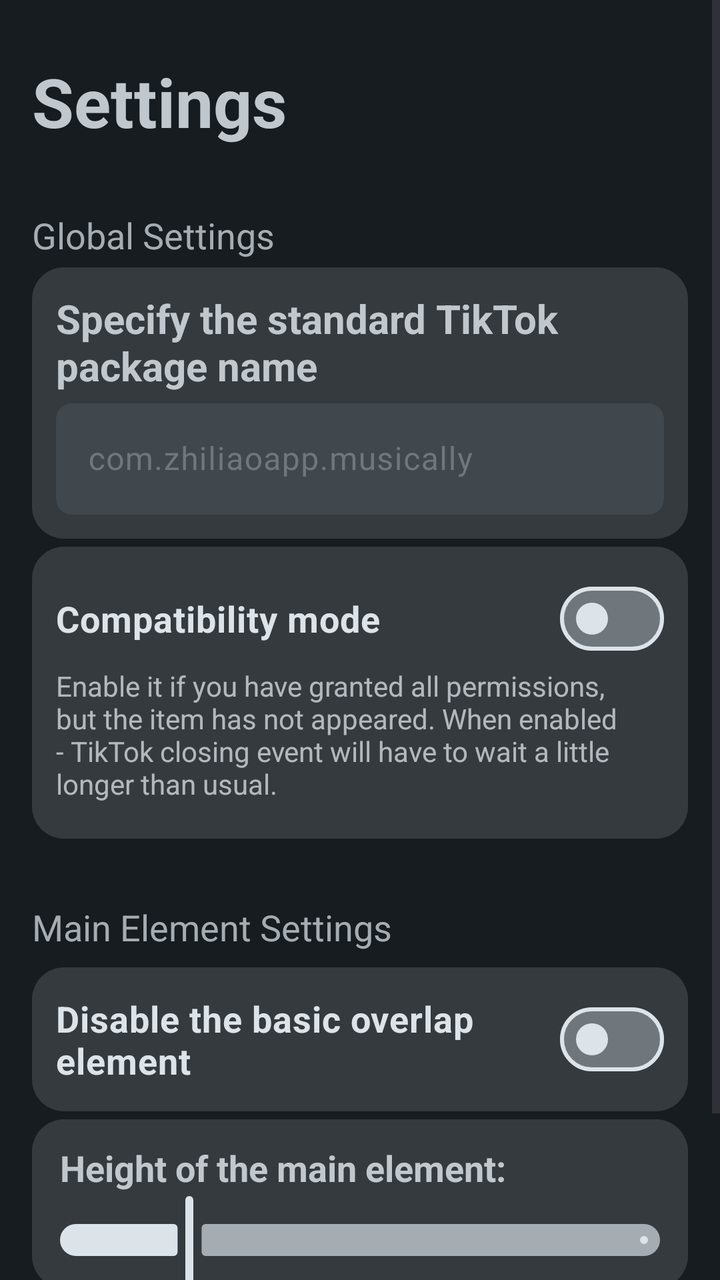
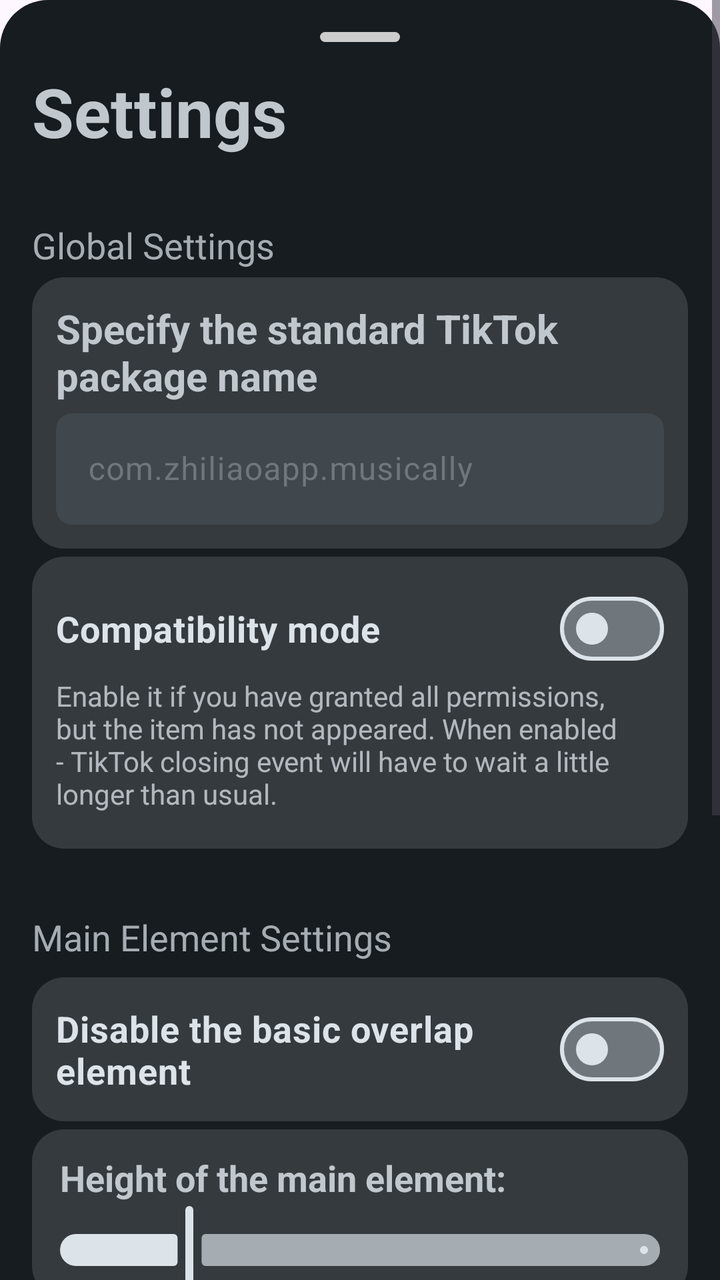

An Android layout rendered at two revisions. The XML below is the earlier revision; the diff shows what the commit changed to produce the second picture.
<!-- AndroidManifest.xml: application theme Theme.TikTokAntiBurn -->
<!-- res/layout/activity_burn_settings.xml -->
<?xml version="1.0" encoding="utf-8"?>
<androidx.constraintlayout.widget.ConstraintLayout xmlns:android="http://schemas.android.com/apk/res/android"
    xmlns:app="http://schemas.android.com/apk/res-auto"
    xmlns:tools="http://schemas.android.com/tools"
    android:id="@+id/main"
    android:layout_width="match_parent"
    android:layout_height="match_parent"
    android:background="@color/ButtonForeground"
    tools:context=".BurnSettings">

    <ScrollView
        android:layout_width="match_parent"
        android:layout_height="match_parent">

        <LinearLayout
            android:layout_width="match_parent"
            android:layout_height="wrap_content"
            android:animateLayoutChanges="true"
            android:orientation="vertical"
            android:padding="16dp">

            <TextView
                android:id="@+id/textView6"
                android:layout_width="match_parent"
                android:layout_height="wrap_content"
                android:paddingTop="12dp"
                android:paddingBottom="12dp"
                android:text="@string/fastSettings"
                android:textColor="@color/ButtonBackdround"
                android:textSize="34sp"
                android:textStyle="bold" />

            <TextView
                android:id="@+id/textView7"
                android:layout_width="match_parent"
                android:layout_height="wrap_content"
                android:paddingTop="20dp"
                android:paddingBottom="4dp"
                android:text="@string/GlobalSettingsDivide"
                android:textColor="@color/SeekBackdround"
                android:textSize="18sp" />

            <androidx.constraintlayout.widget.ConstraintLayout
                android:id="@+id/constraintLayout2"
                android:layout_width="match_parent"
                android:layout_height="match_parent"
                android:background="@drawable/fast_setting_bg"
                android:padding="12dp">

                <TextView
                    android:id="@+id/textView5"
                    android:layout_width="match_parent"
                    android:layout_height="wrap_content"
                    android:text="@string/packetnamedescription"
                    android:textColor="@color/ButtonBackdround"
                    android:textSize="20sp"
                    android:textStyle="bold"
                    app:layout_constraintStart_toStartOf="parent"
                    app:layout_constraintTop_toTopOf="parent" />

                <com.google.android.material.textfield.TextInputLayout
                    android:id="@+id/PacketName"
                    android:layout_width="match_parent"
                    android:layout_height="wrap_content"
                    android:textColorHint="@color/MID"
                    app:boxBackgroundColor="@color/DarkABit"
                    app:boxCornerRadiusBottomEnd="8dp"
                    app:boxCornerRadiusBottomStart="8dp"
                    app:boxCornerRadiusTopEnd="8dp"
                    app:boxCornerRadiusTopStart="8dp"
                    app:boxStrokeColor="@color/SeekBackdround"
                    app:boxStrokeWidth="0dp"
                    app:cursorColor="@color/ButtonBackdround"
                    app:helperTextEnabled="false"
                    app:hintTextColor="@color/ButtonBackdround"
                    app:layout_constraintTop_toBottomOf="@+id/textView5"
                    tools:layout_editor_absoluteX="12dp">

                    <com.google.android.material.textfield.TextInputEditText
                        android:id="@+id/TriggerPacketName"
                        android:layout_width="match_parent"
                        android:layout_height="wrap_content"
                        android:hint="com.zhiliaoapp.musically"
                        android:imeOptions="actionDone|actionNext"
                        android:inputType="text"
                        android:maxLines="1"
                        android:textColor="@color/ButtonBackdround" />

                </com.google.android.material.textfield.TextInputLayout>
            </androidx.constraintlayout.widget.ConstraintLayout>

            <androidx.constraintlayout.widget.ConstraintLayout
                android:id="@+id/SomeSetting4"
                android:layout_width="match_parent"
                android:layout_height="wrap_content"
                android:layout_marginTop="4dp"
                android:background="@drawable/fast_setting_bg"
                android:padding="12dp">

                <com.google.android.material.materialswitch.MaterialSwitch
                    android:id="@+id/OptimalSwitcher"
                    android:layout_width="0dp"
                    android:layout_height="wrap_content"
                    android:checked="false"
                    android:text="@string/OptimalSwitchTitle"
                    android:textColor="@color/SeekBackdroundFilled"
                    android:textSize="18sp"
                    android:textStyle="bold"
                    app:layout_constraintEnd_toEndOf="parent"
                    app:layout_constraintHorizontal_bias="0.0"
                    app:layout_constraintStart_toStartOf="parent"
                    app:layout_constraintTop_toTopOf="parent"
                    app:thumbTint="@color/SeekBackdroundFilled"
                    app:trackDecorationTint="@color/SeekBackdroundFilled"
                    app:trackTint="@color/MID" />

                <TextView
                    android:id="@+id/textView4"
                    android:layout_width="wrap_content"
                    android:layout_height="wrap_content"
                    android:alpha="0.75"
                    android:paddingBottom="6dp"
                    android:text="@string/OptimalSwitchDescription"
                    android:textColor="@color/SeekBackdroundFilled"
                    app:layout_constraintStart_toStartOf="@+id/OptimalSwitcher"
                    app:layout_constraintTop_toBottomOf="@+id/OptimalSwitcher" />


            </androidx.constraintlayout.widget.ConstraintLayout>

            <TextView
                android:id="@+id/textView8"
                android:layout_width="match_parent"
                android:layout_height="wrap_content"
                android:paddingTop="32dp"
                android:paddingBottom="4dp"
                android:text="@string/MainElementSettingsDivide"
                android:textColor="@color/SeekBackdround"
                android:textSize="18sp" />

            <androidx.constraintlayout.widget.ConstraintLayout
                android:id="@+id/SomeSetting3"
                android:layout_width="match_parent"
                android:layout_height="wrap_content"
                android:layout_marginTop="4dp"
                android:background="@drawable/fast_setting_bg"
                android:padding="12dp">

                <com.google.android.material.materialswitch.MaterialSwitch
                    android:id="@+id/MinifiedVersion"
                    android:layout_width="0dp"
                    android:layout_height="match_parent"
                    android:checked="false"
                    android:text="@string/MinifiedStatus"
                    android:textColor="@color/SeekBackdroundFilled"
                    android:textSize="18sp"
                    android:textStyle="bold"
                    app:layout_constraintBottom_toBottomOf="parent"
                    app:layout_constraintEnd_toEndOf="parent"
                    app:layout_constraintStart_toStartOf="parent"
                    app:layout_constraintTop_toTopOf="parent"
                    app:thumbTint="@color/SeekBackdroundFilled"
                    app:trackDecorationTint="@color/SeekBackdroundFilled"
                    app:trackTint="@color/MID" />


            </androidx.constraintlayout.widget.ConstraintLayout>

            <androidx.constraintlayout.widget.ConstraintLayout
                android:id="@+id/SomeSetting"
                android:layout_width="match_parent"
                android:layout_height="wrap_content"
                android:layout_marginTop="4dp"
                android:animateLayoutChanges="true"
                android:background="@drawable/fast_setting_bg"
                android:paddingTop="12dp">

                <TextView
                    android:id="@+id/textView"
                    android:layout_width="wrap_content"
                    android:layout_height="wrap_content"
                    android:layout_marginLeft="14dp"
                    android:text="@string/fastSettingsMainFlowtingWindow"
                    android:textColor="@color/ButtonBackdround"
                    android:textSize="18sp"
                    android:textStyle="bold"
                    app:layout_constraintStart_toStartOf="@+id/slider"
                    app:layout_constraintTop_toTopOf="parent" />

                <com.google.android.material.slider.Slider
                    android:id="@+id/slider"
                    android:layout_width="match_parent"
                    android:layout_height="wrap_content"
                    android:contentDescription="Setup a height of popup"
                    android:value="20.0"
                    android:valueFrom="0.0"
                    android:valueTo="100.0"
                    app:layout_constraintEnd_toEndOf="parent"
                    app:layout_constraintStart_toStartOf="parent"
                    app:layout_constraintTop_toBottomOf="@+id/textView"
                    app:thumbColor="@color/SeekBackdroundFilled"
                    app:trackColorActive="@color/SeekBackdroundFilled"
                    app:trackColorInactive="@color/SeekBackdround"
                    tools:tickColorInactive="#00000000" />
            </androidx.constraintlayout.widget.ConstraintLayout>

            <androidx.constraintlayout.widget.ConstraintLayout
                android:id="@+id/SomeSetting2"
                android:layout_width="match_parent"
                android:layout_height="wrap_content"
                android:layout_marginTop="4dp"
                android:background="@drawable/fast_setting_bg"
                android:padding="12dp">

                <com.google.android.material.materialswitch.MaterialSwitch
                    android:id="@+id/TheSwitchingTool"
                    android:layout_width="0dp"
                    android:layout_height="match_parent"
                    android:checked="false"
                    android:text="@string/fastSettingsGoneOnclick"
                    android:textColor="@color/SeekBackdroundFilled"
                    android:textSize="18sp"
                    android:textStyle="bold"
                    app:layout_constraintBottom_toBottomOf="parent"
                    app:layout_constraintEnd_toEndOf="parent"
                    app:layout_constraintStart_toStartOf="parent"
                    app:layout_constraintTop_toTopOf="parent"
                    app:thumbTint="@color/SeekBackdroundFilled"
                    app:trackDecorationTint="@color/SeekBackdroundFilled"
                    app:trackTint="@color/MID" />


            </androidx.constraintlayout.widget.ConstraintLayout>

        </LinearLayout>
    </ScrollView>

</androidx.constraintlayout.widget.ConstraintLayout>
<!-- resources referenced by this layout -->
<resources>
  <color name="ButtonBackdround">#c5c6d0</color>
  <color name="ButtonForeground">#191b23</color>
  <color name="DarkABit">#44464f</color>
  <color name="MID">#757780</color>
  <color name="SeekBackdround">#a9abb4</color>
  <color name="SeekBackdroundFilled">#e1e2ec</color>
  <!-- drawable fast_setting_bg (drawable) -->
  <?xml version="1.0" encoding="utf-8"?>
  <shape xmlns:android="http://schemas.android.com/apk/res/android">
      <solid android:color="#22FFFFFF"/>
      <corners android:radius="16dp" />
  </shape>
  <string name="GlobalSettingsDivide">Global Settings</string>
  <string name="MainElementSettingsDivide">Main Element Settings</string>
  <string name="MinifiedStatus">Disable the basic overlap element</string>
  <string name="OptimalSwitchDescription">Enable it if you have granted all permissions, but the item has not appeared. When enabled - TikTok closing event will have to wait a little longer than usual.</string>
  <string name="OptimalSwitchTitle">Compatibility mode</string>
  <string name="fastSettings">Settings</string>
  <string name="fastSettingsGoneOnclick">Hide elements for a couple of seconds after clicking</string>
  <string name="fastSettingsMainFlowtingWindow">"Height of the main element: "</string>
  <string name="packetnamedescription">Specify the standard TikTok package name</string>
  <style name="Theme.TikTokAntiBurn" parent="Base.Theme.TikTokAntiBurn" />
  <style name="Base.Theme.TikTokAntiBurn" parent="Theme.Material3.DayNight.NoActionBar">
          
          
      </style>
</resources>

<!-- the commit's change to res/layout/activity_burn_settings.xml (unified diff, before → after) -->
@@ -5,19 +5,33 @@
     android:id="@+id/main"
     android:layout_width="match_parent"
     android:layout_height="match_parent"
-    android:background="@color/ButtonForeground"
-    tools:context=".BurnSettings">
+    android:background="@drawable/rounded_bottom_sheet">
 
     <ScrollView
         android:layout_width="match_parent"
-        android:layout_height="match_parent">
+        android:layout_height="match_parent"
+        app:layout_constraintBottom_toBottomOf="parent"
+        app:layout_constraintTop_toTopOf="parent">
 
         <LinearLayout
             android:layout_width="match_parent"
             android:layout_height="wrap_content"
-            android:animateLayoutChanges="true"
             android:orientation="vertical"
             android:padding="16dp">
+
+            <androidx.constraintlayout.widget.ConstraintLayout
+                android:layout_width="match_parent"
+                android:layout_height="5dp">
+
+                <View
+                    android:id="@+id/view2"
+                    android:layout_width="40dp"
+                    android:layout_height="5dp"
+                    android:background="@drawable/drag_handle_bg"
+                    app:layout_constraintEnd_toEndOf="parent"
+                    app:layout_constraintStart_toStartOf="parent"
+                    tools:ignore="MissingConstraints" />
+            </androidx.constraintlayout.widget.ConstraintLayout>
 
             <TextView
                 android:id="@+id/textView6"
@@ -232,6 +246,90 @@
 
             </androidx.constraintlayout.widget.ConstraintLayout>
 
+            <androidx.constraintlayout.widget.ConstraintLayout
+                android:id="@+id/LSPosedSettings"
+                android:layout_width="match_parent"
+                android:layout_height="match_parent"
+                android:layout_marginTop="16dp">
+
+                <TextView
+                    android:id="@+id/textView9"
+                    android:layout_width="match_parent"
+                    android:layout_height="wrap_content"
+                    android:paddingTop="32dp"
+                    android:paddingBottom="4dp"
+                    android:text="@string/LSPosedSettingTitle"
+                    android:textColor="@color/ButtonBackdround"
+                    android:textSize="24sp"
+                    android:textStyle="bold"
+                    app:layout_constraintStart_toStartOf="parent"
+                    app:layout_constraintTop_toTopOf="parent" />
+
+                <androidx.constraintlayout.widget.ConstraintLayout
+                    android:id="@+id/LSSetting"
+                    android:layout_width="match_parent"
+                    android:layout_height="wrap_content"
+                    android:background="@drawable/fast_setting_bg"
+                    android:padding="12dp"
+                    app:layout_constraintTop_toBottomOf="@+id/textView9">
+
+                    <com.google.android.material.materialswitch.MaterialSwitch
+                        android:id="@+id/AllowModuleSwitch"
+                        android:layout_width="0dp"
+                        android:layout_height="match_parent"
+                        android:checked="false"
+                        android:text="@string/LSPosedEnableModule"
+                        android:textColor="@color/SeekBackdroundFilled"
+                        android:textSize="18sp"
+                        android:textStyle="bold"
+                        app:layout_constraintBottom_toBottomOf="parent"
+                        app:layout_constraintEnd_toEndOf="parent"
+                        app:layout_constraintStart_toStartOf="parent"
+                        app:layout_constraintTop_toTopOf="parent"
+                        app:thumbTint="@color/SeekBackdroundFilled"
+                        app:trackDecorationTint="@color/SeekBackdroundFilled"
+                        app:trackTint="@color/MID" />
+
+
+                </androidx.constraintlayout.widget.ConstraintLayout>
+
+
+                <androidx.constraintlayout.widget.ConstraintLayout
+                    android:id="@+id/LSSetting2"
+                    android:layout_width="match_parent"
+                    android:layout_height="wrap_content"
+                    android:layout_marginTop="4dp"
+                    android:background="@drawable/fast_setting_bg"
+                    android:padding="12dp"
+                    app:layout_constraintTop_toBottomOf="@+id/LSSetting">
+
+                    <com.google.android.material.textfield.TextInputLayout
+                        android:id="@+id/menu_text_input_layout"
+                        style="@style/Widget.MaterialComponents.TextInputLayout.OutlinedBox.ExposedDropdownMenu"
+                        android:layout_width="match_parent"
+                        android:layout_height="wrap_content"
+                        android:hint="Выберите элемент"
+                        android:textColorHint="@color/ButtonBackdround"
+                        app:boxBackgroundColor="#00000000"
+                        app:boxStrokeColor="@color/ButtonBackdround"
+                        tools:layout_editor_absoluteX="12dp"
+                        tools:layout_editor_absoluteY="12dp">
+
+                        <AutoCompleteTextView
+                            android:id="@+id/exposed_dropdown"
+                            android:layout_width="match_parent"
+                            android:layout_height="wrap_content"
+                            android:inputType="none"
+                            app:dropDownBackgroundTint="@color/ButtonForeground" />
+                    </com.google.android.material.textfield.TextInputLayout>
+
+
+                </androidx.constraintlayout.widget.ConstraintLayout>
+
+            </androidx.constraintlayout.widget.ConstraintLayout>
+
+
+
         </LinearLayout>
     </ScrollView>
 
<!-- resource entries referenced after the edit -->
@@ -6,13 +6,32 @@
   <color name="MID">#757780</color>
   <color name="SeekBackdround">#a9abb4</color>
   <color name="SeekBackdroundFilled">#e1e2ec</color>
+  <!-- drawable drag_handle_bg (drawable) -->
+  <?xml version="1.0" encoding="utf-8"?>
+  <shape xmlns:android="http://schemas.android.com/apk/res/android"
+      android:shape="rectangle">
+      <corners android:radius="200dp" />
+      <solid android:color="#CCCCCC" />
+  </shape>
   <!-- drawable fast_setting_bg (drawable) -->
   <?xml version="1.0" encoding="utf-8"?>
   <shape xmlns:android="http://schemas.android.com/apk/res/android">
       <solid android:color="#22FFFFFF"/>
       <corners android:radius="16dp" />
   </shape>
+  <!-- drawable rounded_bottom_sheet (drawable) -->
+  <?xml version="1.0" encoding="utf-8"?>
+  <shape xmlns:android="http://schemas.android.com/apk/res/android"
+      android:shape="rectangle">
+      <solid android:color="@color/ButtonForeground" />
+      <corners android:topLeftRadius="24dp"
+          android:topRightRadius="24dp"
+          android:bottomLeftRadius="0dp"
+          android:bottomRightRadius="0dp" />
+  </shape>
   <string name="GlobalSettingsDivide">Global Settings</string>
+  <string name="LSPosedEnableModule">Allow TikTok modification in real time using the module</string>
+  <string name="LSPosedSettingTitle">LSPosed Module Settings</string>
   <string name="MainElementSettingsDivide">Main Element Settings</string>
   <string name="MinifiedStatus">Disable the basic overlap element</string>
   <string name="OptimalSwitchDescription">Enable it if you have granted all permissions, but the item has not appeared. When enabled - TikTok closing event will have to wait a little longer than usual.</string>
